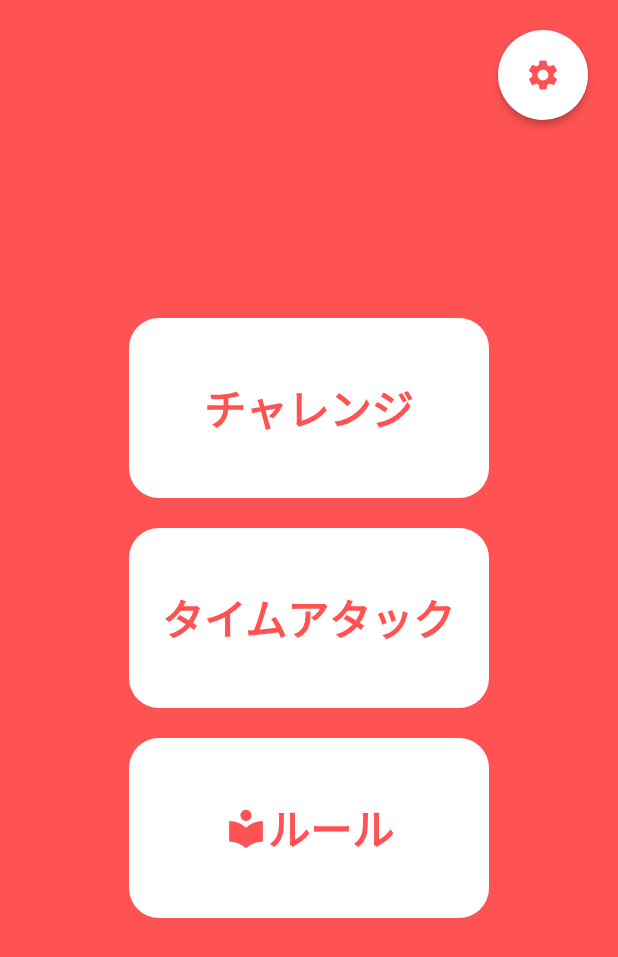
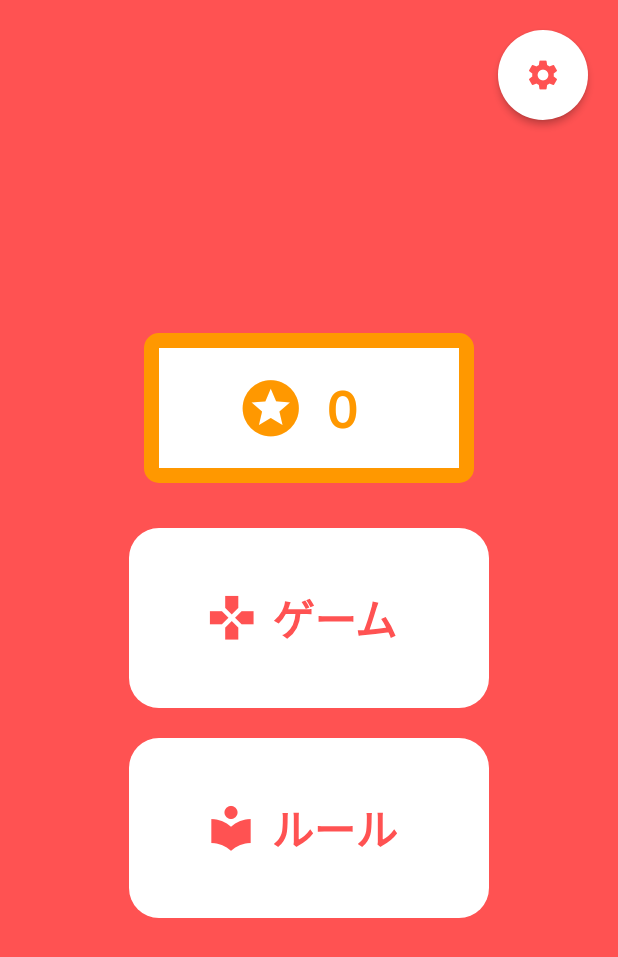
Before and after one commit to namid11/circle-and-cross, a Flutter app: the screen it shows after launch, on a phone screen of 412 x 824 dp. Shown: the top 957 px of the screen. Run offline on Flutter 3.47's test engine with Material 2 defaults, Android fonts, the phone set to English and light mode, and no system bars; our stand-ins replace google_fonts, shared_preferences.

```diff
--- a/lib/main.dart
+++ b/lib/main.dart
@@ -1,6 +1,7 @@
 import 'package:flutter/material.dart';
 import 'package:flutter/services.dart';
 import 'package:gameon33/page/game_page.dart';
+import 'package:gameon33/page/rule_page.dart';
 import 'package:gameon33/page/total_result_page.dart';
 import 'package:gameon33/page/setting_page.dart';
 import 'package:gameon33/page/waiting_next_stage_page.dart';
@@ -19,7 +20,7 @@ class MyApp extends StatelessWidget {
   @override
   Widget build(BuildContext context) {
     return MaterialApp(
-      title: 'Flutter Demo',
+      title: 'DRAW',
       theme: ThemeData(
         primarySwatch: Colors.grey,
         accentColor: Colors.white,
@@ -27,13 +28,14 @@ class MyApp extends StatelessWidget {
         brightness: Brightness.light
       ),
       debugShowCheckedModeBanner: false,
-      home: StartPage(title: 'Flutter Demo Home Page'),
+      home: StartPage(title: 'DRAW'),
       routes: {
         'start': (BuildContext context) => StartPage(),
         'game': (BuildContext context) => GamePage(),
         'setting': (BuildContext context) => SettingPage(),
         'waiting': (BuildContext context) => WaitingNextStagePage(),
         'result': (BuildContext context) => TotalResultPage(),
+        'rule': (BuildContext context) => RulePage()
       },
     );
   }
@@ -51,9 +53,15 @@ class StartPage extends StatefulWidget {
 class _StartPageState extends State<StartPage> {
 
   int themeColor = Colors.redAccent.value;
+  int totalDrawCount = 0;
 
   @override
   void initState() {
+    SharedPreferences.getInstance().then((sp){
+      setState(() {
+        totalDrawCount = sp.getInt("total_draw_count") ?? 0;
+      });
+    });
     super.initState();
   }
 
@@ -108,30 +116,31 @@ class _StartPageState extends State<StartPage> {
                     mainAxisAlignment: MainAxisAlignment.center,
                     children: <Widget>[
                       Container(
-                        margin: EdgeInsets.symmetric(vertical: 10),
-                        child: FlatButton(
-                            onPressed: () {
-                              Navigator.of(context).pushReplacementNamed("game");
-                            },
-                            padding: EdgeInsets.symmetric(vertical: 10, horizontal: 20),
+                          width: 220,
+                          height: 100,
+                          margin: EdgeInsets.symmetric(vertical: 20),
+                          decoration: BoxDecoration(
                             color: Colors.white,
-                            shape: RoundedRectangleBorder(
-                              borderRadius: BorderRadius.all(Radius.circular(20.0))
+                            border: Border.all(color: Colors.orange, width: 10),
+                            borderRadius: BorderRadius.circular(10),
                           ),
-                            child: Container(
-                                width: 200,
-                                height: 100,
-                                child: Center(
+                          child: Row(
+                            mainAxisAlignment: MainAxisAlignment.center,
+                            children: <Widget>[
+                              Icon(Icons.stars, color: Colors.orange, size: 45,),
+                              Container(
+                                margin: EdgeInsets.symmetric(horizontal: 15),
                                 child: Text(
-                                    "チャレンジ",
-                                    style: GoogleFonts.mPLUSRounded1c(
-                                        textStyle: TextStyle(color: Color(themeColor), fontSize: 28),
-                                        fontWeight: FontWeight.w900
+                                  "$totalDrawCount",
+                                  style: GoogleFonts.muli(
+                                      fontSize: 35,
+                                      fontWeight: FontWeight.bold,
+                                      color: Colors.orange
                                   ),
                                 ),
+                              ),
+                            ],
                           )
-                            )
-                        ),
                       ),
                       Container(
                         margin: EdgeInsets.symmetric(vertical: 10),
@@ -147,15 +156,21 @@ class _StartPageState extends State<StartPage> {
                             child: Container(
                                 width: 200,
                                 height: 100,
-                                child: Center(
+                                child: Row(
+                                  mainAxisAlignment: MainAxisAlignment.center,
+                                  children: <Widget>[
+                                    Icon(Icons.games, color: Color(themeColor), size: 35,),
+                                    Container(
+                                      padding: EdgeInsets.symmetric(horizontal: 10),
                                       child: Text(
-                                    "タイムアタック",
-                                    textAlign: TextAlign.center,
+                                        "ゲーム",
                                         style: GoogleFonts.mPLUSRounded1c(
                                             textStyle: TextStyle(color: Color(themeColor), fontSize: 28),
                                             fontWeight: FontWeight.w900
                                         ),
                                       ),
+                                    )
+                                  ],
                                 )
                             )
                         ),
@@ -164,6 +179,7 @@ class _StartPageState extends State<StartPage> {
                         margin: EdgeInsets.symmetric(vertical: 10),
                         child: FlatButton(
                             onPressed: () {
+                              Navigator.of(context).pushNamed('rule');
                             },
                             padding: EdgeInsets.symmetric(vertical: 10, horizontal: 20),
                             color: Colors.white,
@@ -176,12 +192,15 @@ class _StartPageState extends State<StartPage> {
                                 child: Row(
                                   mainAxisAlignment: MainAxisAlignment.center,
                                   children: <Widget>[
-                                    Icon(Icons.local_library, color: Color(themeColor), size: 30,),
-                                    Text(
+                                    Icon(Icons.local_library, color: Color(themeColor), size: 35,),
+                                    Container(
+                                      padding: EdgeInsets.symmetric(horizontal: 10),
+                                      child: Text(
                                         "ルール",
                                         style: GoogleFonts.mPLUSRounded1c(
                                             textStyle: TextStyle(color: Color(themeColor), fontSize: 28),
                                             fontWeight: FontWeight.w900
+                                        ),
                                       ),
                                     ),
                                   ],
--- a/lib/manager/cpu_manager.dart
+++ b/lib/manager/cpu_manager.dart
@@ -5,6 +5,7 @@ import 'dart:math' as math;
 class CPUManager {
   GameManager gameManager;
   int previousIndex;
+  int previousIndexExtra;
 
   CPUManager({this.gameManager});
 
@@ -55,6 +56,9 @@ class CPUManager {
       if (previousIndex ~/ gameManager.baseLength == targetIdx ~/ gameManager.baseLength - 1 && spaceField.contains(targetIdx))
         candidateIndex.add(targetIdx);
 
+
+      previousIndexExtra = previousIndex ?? null; // ２手前の処理を覚えておく
+
       if (candidateIndex.length > 0) {
         int ranIndex = random.nextInt(candidateIndex.length);
         previousIndex = candidateIndex[ranIndex];
@@ -72,6 +76,7 @@ class CPUManager {
   void playBackCPU() {
     if (previousIndex != null) {
       gameManager.playBack(index: previousIndex);
+      previousIndex = previousIndexExtra;
     }
   }
 }
--- a/lib/manager/game_manager.dart
+++ b/lib/manager/game_manager.dart
@@ -16,7 +16,7 @@ class GameManager {
   int get baseLength => this._baseLength;
 
   bool _userIsFirst = true;
-  bool get UserIsFirst => _userIsFirst;
+  bool get userIsFirst => _userIsFirst;
 
   GameManager(List<SIGN> field) {
     this.gameField = field;
--- a/lib/page/challenge_result_page.dart
+++ b/lib/page/challenge_result_page.dart
@@ -24,7 +24,7 @@ class _ChallengeResultPageState extends State<ChallengeResultPage> {
       int seriesCount = sp.getInt("total_draw_count") ?? 0;
 
       setState(() {
-        totalDrawCount = seriesCount;
+        totalDrawCount = seriesCount - widget.drawCount;
       });
     });
     Future.delayed(Duration(milliseconds: 500)).then((v) {
--- a/pubspec.yaml
+++ b/pubspec.yaml
@@ -30,7 +30,6 @@ dev_dependencies:
   flutter_test:
     sdk: flutter
 
-
 # For information on the generic Dart part of this file, see the
 # following page: https://dart.dev/tools/pub/pubspec
 
@@ -43,9 +42,8 @@ flutter:
   uses-material-design: true
 
   # To add assets to your application, add an assets section, like this:
-  # assets:
-  #  - images/a_dot_burr.jpeg
-  #  - images/a_dot_ham.jpeg
+  assets:
+    - images/
 
   # An image asset can refer to one or more resolution-specific "variants", see
   # https://flutter.dev/assets-and-images/#resolution-aware.
```
Also changed, not shown: lib/component/sign_tile.dart (+18 -7 lines), lib/page/game_page.dart (+8 -4 lines), lib/page/rule_page.dart (added, +116 -0 lines), lib/page/setting_page.dart (+4 -5 lines), lib/page/time_attack_game_page.dart (deleted, +0 -13 lines), images/moving_cpu_example_1.png (added), images/moving_cpu_example_2.png (added), 77 other files. Lines whose indentation alone changed are shown as unchanged.
